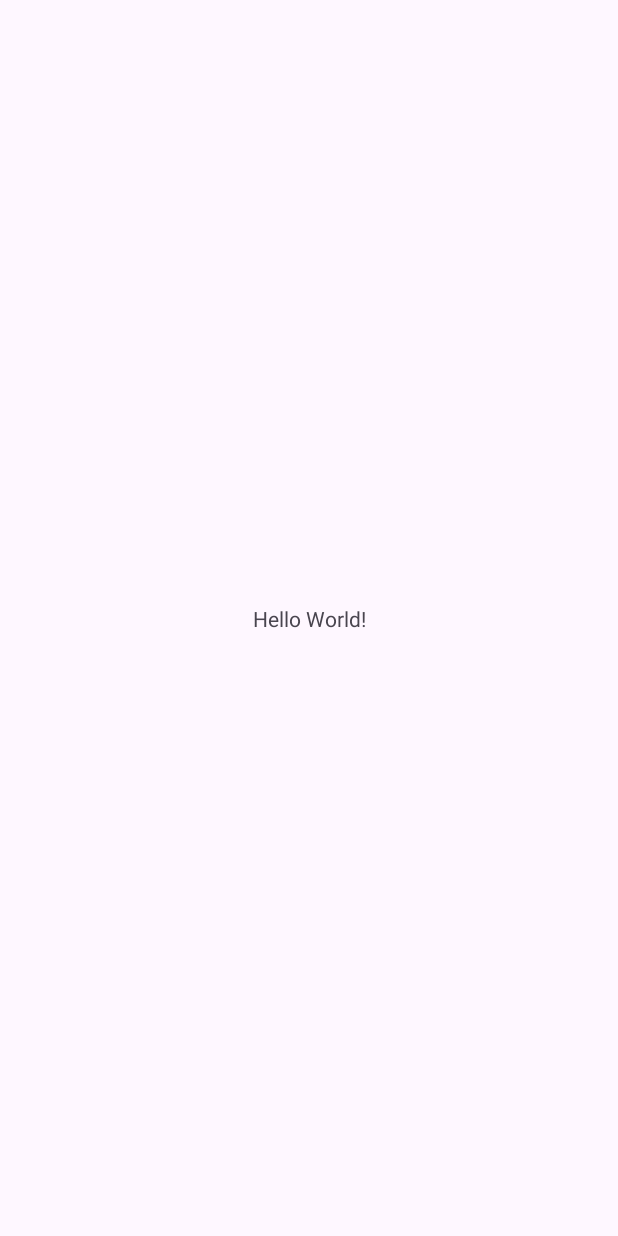
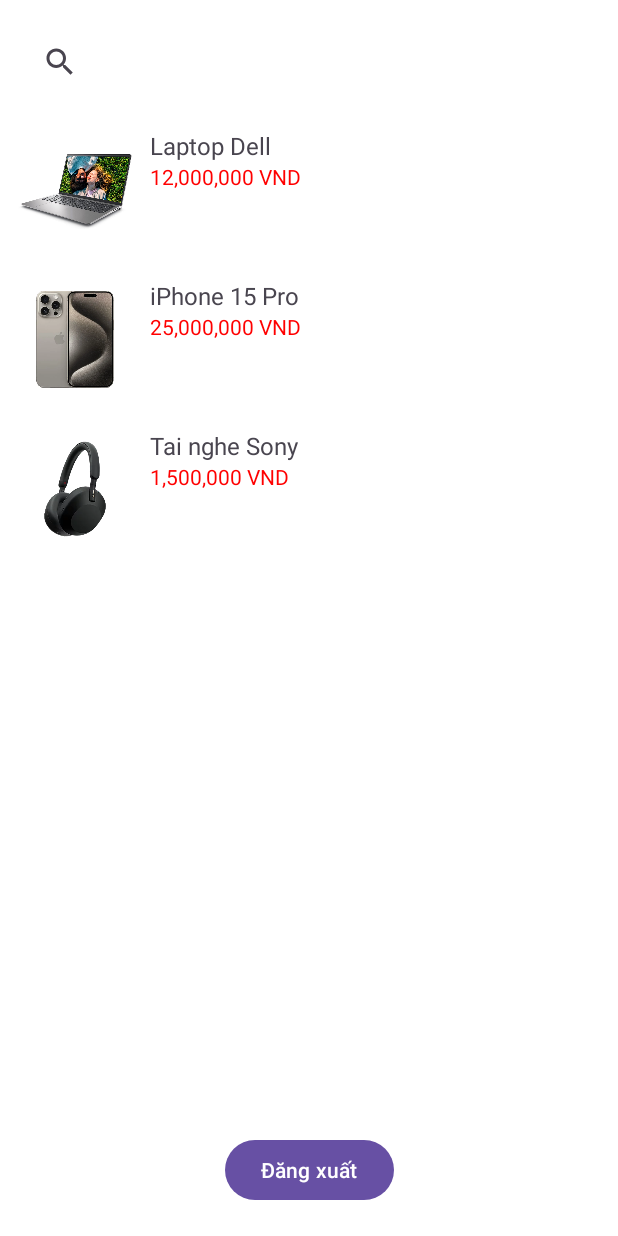
Before and after one commit to vulahe176419/Electronic-Store, an Android app: the MainActivity screen opened directly, with no data from a screen before it, on a phone screen of 412 x 824 dp. Before the commit the screen is almost empty. Run offline under Robolectric (Android 15) with nearby library versions, the phone set to English and light mode, and no system bars; our stand-ins replace Firebase (no records; nobody signed in at launch, a user with empty details on screens opened directly).

Commit message:
home page, log out

```diff
--- a/app/src/main/java/com/example/electronicstore/MainActivity.java
+++ b/app/src/main/java/com/example/electronicstore/MainActivity.java
@@ -4,17 +4,29 @@
 import android.os.Bundle;
 import android.view.View;
 import android.widget.Button;
+import android.widget.ImageView;
+import android.widget.SearchView;
+import android.widget.TextView;
 import android.widget.Toast;
 
 import androidx.appcompat.app.AppCompatActivity;
+import androidx.recyclerview.widget.LinearLayoutManager;
+import androidx.recyclerview.widget.RecyclerView;
 
 import com.google.firebase.auth.FirebaseAuth;
 import com.google.firebase.auth.FirebaseUser;
+
+import java.util.ArrayList;
+import java.util.List;
 
 public class MainActivity extends AppCompatActivity {
 
     private FirebaseAuth auth;
     private Button logoutButton;
+    private SearchView searchView;
+    private RecyclerView productRecyclerView;
+    private ProductAdapter productAdapter;
+    private List<Product> productList;
 
     @Override
     protected void onCreate(Bundle savedInstanceState) {
@@ -22,20 +34,30 @@
         setContentView(R.layout.activity_main);
 
         auth = FirebaseAuth.getInstance();
-//        logoutButton = findViewById(R.id.buttonLogout);
-//
-//        logoutButton.setOnClickListener(v -> {
-//            auth.signOut();
-//            Toast.makeText(MainActivity.this, "Đã đăng xuất!", Toast.LENGTH_SHORT).show();
-//            startActivity(new Intent(MainActivity.this, LoginActivity.class));
-//            finish();
-//        });
-
-
         FirebaseUser user = auth.getCurrentUser();
         if (user == null) {
             startActivity(new Intent(MainActivity.this, LoginActivity.class));
             finish();
         }
+
+        searchView = findViewById(R.id.searchView);
+        productRecyclerView = findViewById(R.id.recyclerView);
+        logoutButton = findViewById(R.id.buttonLogout);
+
+        logoutButton.setOnClickListener(v -> {
+            auth.signOut();
+            Toast.makeText(MainActivity.this, "Logged out!", Toast.LENGTH_SHORT).show();
+            startActivity(new Intent(MainActivity.this, LoginActivity.class));
+            finish();
+        });
+
+        productList = new ArrayList<>();
+        productList.add(new Product("Laptop Dell", "12,000,000 VND", R.drawable.laptop_dell));
+        productList.add(new Product("iPhone 15 Pro", "25,000,000 VND", R.drawable.iphone_15));
+        productList.add(new Product("Tai nghe Sony", "1,500,000 VND", R.drawable.sony_headphone));
+
+        productRecyclerView.setLayoutManager(new LinearLayoutManager(this));
+        productAdapter = new ProductAdapter(productList);
+        productRecyclerView.setAdapter(productAdapter);
     }
 }
--- /dev/null
+++ b/app/src/main/java/com/example/electronicstore/Product.java
@@ -0,0 +1,25 @@
+package com.example.electronicstore;
+
+public class Product {
+    private String name;
+    private String price;
+    private int imageResId;
+
+    public Product(String name, String price, int imageResId) {
+        this.name = name;
+        this.price = price;
+        this.imageResId = imageResId;
+    }
+
+    public String getName() {
+        return name;
+    }
+
+    public String getPrice() {
+        return price;
+    }
+
+    public int getImageResId() {
+        return imageResId;
+    }
+}
--- /dev/null
+++ b/app/src/main/java/com/example/electronicstore/ProductAdapter.java
@@ -0,0 +1,53 @@
+package com.example.electronicstore;
+
+import android.view.LayoutInflater;
+import android.view.View;
+import android.view.ViewGroup;
+import android.widget.ImageView;
+import android.widget.TextView;
+
+import androidx.annotation.NonNull;
+import androidx.recyclerview.widget.RecyclerView;
+
+import java.util.List;
+
+public class ProductAdapter extends RecyclerView.Adapter<ProductAdapter.ProductViewHolder> {
+
+    private List<Product> productList;
+
+    public ProductAdapter(List<Product> productList) {
+        this.productList = productList;
+    }
+
+    @NonNull
+    @Override
+    public ProductViewHolder onCreateViewHolder(@NonNull ViewGroup parent, int viewType) {
+        View view = LayoutInflater.from(parent.getContext()).inflate(R.layout.item_product, parent, false);
+        return new ProductViewHolder(view);
+    }
+
+    @Override
+    public void onBindViewHolder(@NonNull ProductViewHolder holder, int position) {
+        Product product = productList.get(position);
+        holder.productName.setText(product.getName());
+        holder.productPrice.setText(product.getPrice());
+        holder.productImage.setImageResource(product.getImageResId());
+    }
+
+    @Override
+    public int getItemCount() {
+        return productList.size();
+    }
+
+    public static class ProductViewHolder extends RecyclerView.ViewHolder {
+        TextView productName, productPrice;
+        ImageView productImage;
+
+        public ProductViewHolder(@NonNull View itemView) {
+            super(itemView);
+            productName = itemView.findViewById(R.id.productName);
+            productPrice = itemView.findViewById(R.id.productPrice);
+            productImage = itemView.findViewById(R.id.productImage);
+        }
+    }
+}
--- a/app/src/main/res/layout/activity_main.xml
+++ b/app/src/main/res/layout/activity_main.xml
@@ -5,15 +5,36 @@
     android:id="@+id/main"
     android:layout_width="match_parent"
     android:layout_height="match_parent"
+    android:background="#FFFFFF"
     tools:context=".MainActivity">
 
-    <TextView
-        android:layout_width="wrap_content"
-        android:layout_height="wrap_content"
-        android:text="Hello World!"
-        app:layout_constraintBottom_toBottomOf="parent"
-        app:layout_constraintEnd_toEndOf="parent"
-        app:layout_constraintStart_toStartOf="parent"
-        app:layout_constraintTop_toTopOf="parent" />
+    <SearchView
+            android:id="@+id/searchView"
+            android:layout_width="match_parent"
+            android:layout_height="50dp"
+            android:layout_margin="16dp"
+            app:layout_constraintTop_toTopOf="parent"
+            app:layout_constraintStart_toStartOf="parent"
+            app:layout_constraintEnd_toEndOf="parent"
+            android:queryHint="Tìm kiếm sản phẩm..." />
 
-</androidx.constraintlayout.widget.ConstraintLayout>
+    <androidx.recyclerview.widget.RecyclerView
+            android:id="@+id/recyclerView"
+            android:layout_width="match_parent"
+            android:layout_height="0dp"
+            android:layout_marginTop="10dp"
+            app:layout_constraintTop_toBottomOf="@id/searchView"
+            app:layout_constraintStart_toStartOf="parent"
+            app:layout_constraintEnd_toEndOf="parent"
+            app:layout_constraintBottom_toTopOf="@id/buttonLogout" />
+
+    <Button
+            android:id="@+id/buttonLogout"
+            android:layout_width="wrap_content"
+            android:layout_height="wrap_content"
+            android:text="Đăng xuất"
+            android:layout_marginBottom="20dp"
+            app:layout_constraintBottom_toBottomOf="parent"
+            app:layout_constraintEnd_toEndOf="parent"
+            app:layout_constraintStart_toStartOf="parent" />
+    </androidx.constraintlayout.widget.ConstraintLayout>
--- /dev/null
+++ b/app/src/main/res/layout/item_product.xml
@@ -0,0 +1,35 @@
+<?xml version="1.0" encoding="utf-8"?>
+<LinearLayout xmlns:android="http://schemas.android.com/apk/res/android"
+    android:layout_width="match_parent"
+    android:layout_height="wrap_content"
+    android:orientation="horizontal"
+    android:padding="10dp">
+
+    <ImageView
+        android:id="@+id/productImage"
+        android:layout_width="80dp"
+        android:layout_height="80dp"
+        android:src="@drawable/ic_launcher_foreground" />
+
+    <LinearLayout
+        android:layout_width="wrap_content"
+        android:layout_height="wrap_content"
+        android:orientation="vertical"
+        android:layout_marginLeft="10dp">
+
+        <TextView
+            android:id="@+id/productName"
+            android:layout_width="wrap_content"
+            android:layout_height="wrap_content"
+            android:text="Tên sản phẩm"
+            android:textSize="16sp" />
+
+        <TextView
+            android:id="@+id/productPrice"
+            android:layout_width="wrap_content"
+            android:layout_height="wrap_content"
+            android:text="Giá"
+            android:textSize="14sp"
+            android:textColor="#FF0000" />
+    </LinearLayout>
+</LinearLayout>
```
Also changed, not shown: app/src/main/res/drawable/iphone_15.webp (added), app/src/main/res/drawable/laptop_dell.jpg (added), app/src/main/res/drawable/sony_headphone.webp (added).
